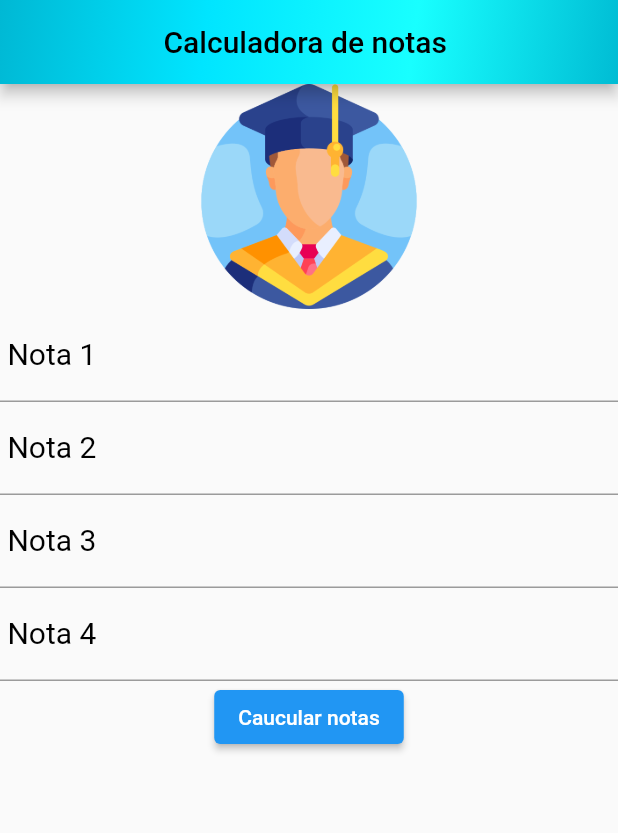
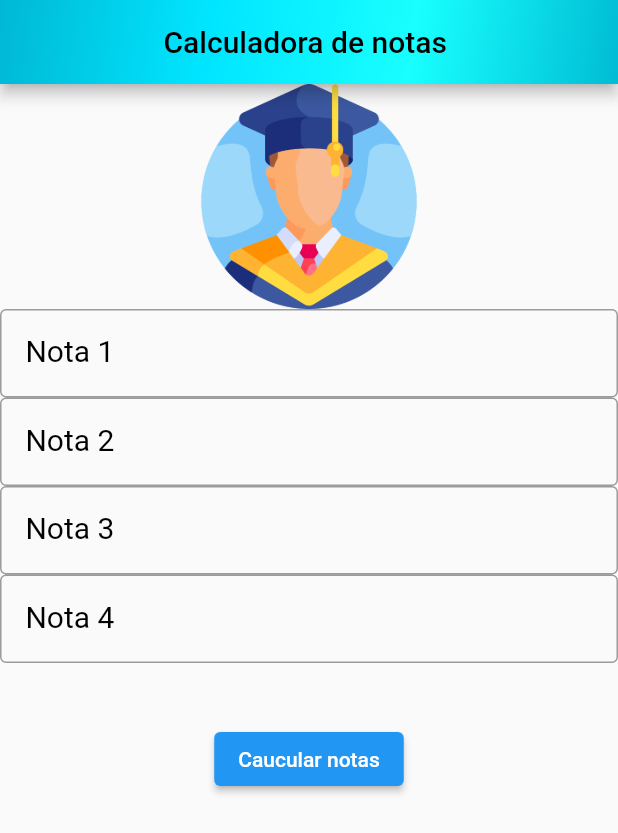
Before and after one commit to RaulDuque/trabalho-lucas-somar-notas, a Flutter app: the screen it shows after launch, on a phone screen of 412 x 824 dp. Shown: the top 833 px of the screen. Run offline on Flutter 3.47's test engine with Material 2 defaults, Android fonts, the phone set to English and light mode, and no system bars.

Commit message:
atualizao do tipo de teclado

```diff
--- a/lib/main.dart
+++ b/lib/main.dart
@@ -52,19 +52,38 @@ class _HomePageState extends State<HomePage> {
           TextField(
             decoration: InputDecoration(
                 labelText: " Nota 1",
-                  labelStyle: TextStyle(color: Colors.black, fontSize: 20.0))),
+                labelStyle: TextStyle(color: Colors.black, fontSize: 20.0),
+                border: OutlineInputBorder()),
+            style: TextStyle(color: Colors.blue),
+            keyboardType: TextInputType.number,
+          ),
           TextField(
             decoration: InputDecoration(
                 labelText: " Nota 2",
-                  labelStyle: TextStyle(color: Colors.black, fontSize: 20.0))),
+                labelStyle: TextStyle(color: Colors.black, fontSize: 20.0),
+                border: OutlineInputBorder()),
+            style: TextStyle(color: Colors.blue),
+            keyboardType: TextInputType.number,
+          ),
           TextField(
             decoration: InputDecoration(
                 labelText: " Nota 3",
-                  labelStyle: TextStyle(color: Colors.black, fontSize: 20.0))),
+                labelStyle: TextStyle(color: Colors.black, fontSize: 20.0),
+                border: OutlineInputBorder()),
+            style: TextStyle(color: Colors.blue),
+            keyboardType: TextInputType.number,
+          ),
           TextField(
             decoration: InputDecoration(
                 labelText: " Nota 4",
-                  labelStyle: TextStyle(color: Colors.black, fontSize: 20.0))),
+                labelStyle: TextStyle(color: Colors.black, fontSize: 20.0),
+                border: OutlineInputBorder()),
+            style: TextStyle(color: Colors.blue),
+            keyboardType: TextInputType.number,
+          ),
+          SizedBox(
+            height: 40,
+          ),
           ElevatedButton(
             child: Text('Caucular notas'),
             onPressed: () {},
```
Lines whose indentation alone changed are shown as unchanged.
